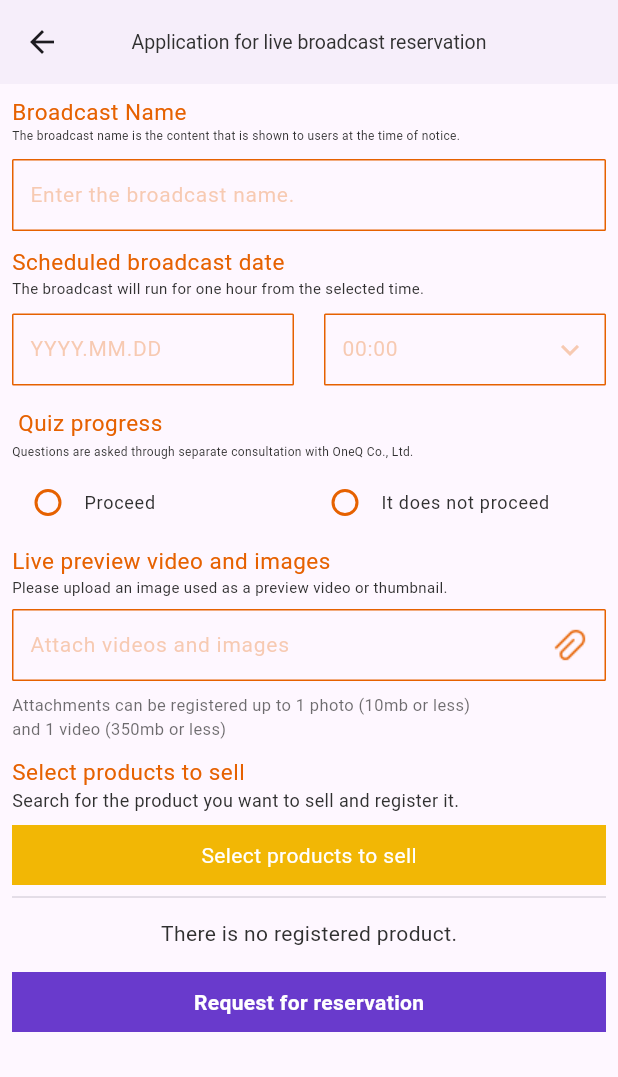
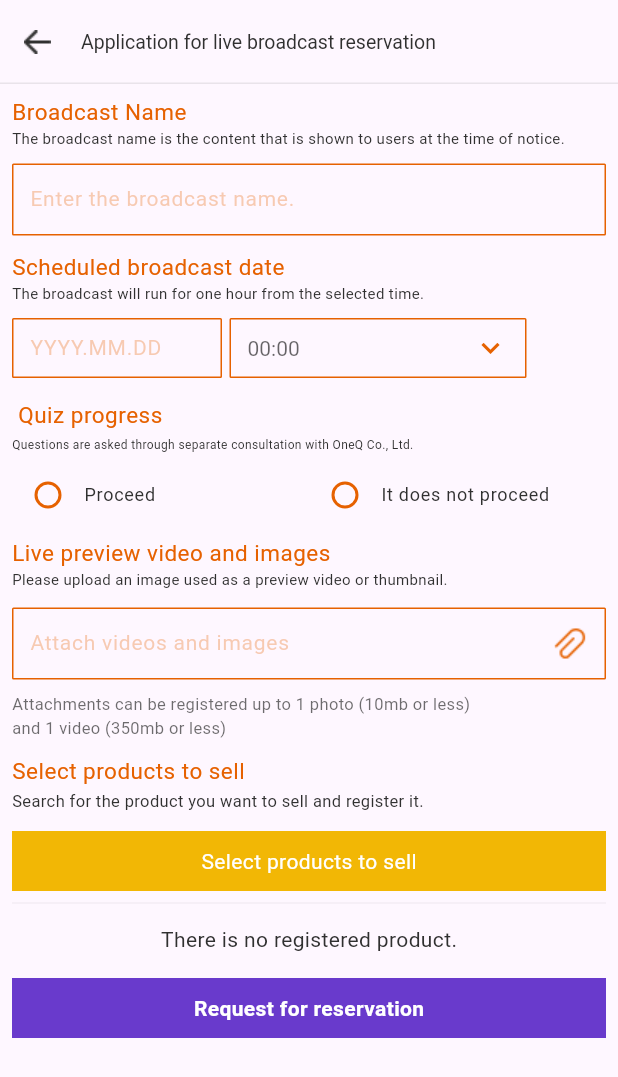
Before and after one commit to stellarboymihir/route_in_live, a Flutter app: the LiveReservation screen opened by its route, on a phone screen of 412 x 824 dp. Shown: the top 1077 px of the screen. Run offline on Flutter 3.47's test engine with Material 3 defaults, Android fonts, the phone set to English and light mode, and no system bars; our stand-ins replace image_picker; Roboto replaces fonts that are missing (NotoSansKR-Medium, NotoSansKR-Regular).

Commit message:
Live Reservation dialog

```diff
--- a/lib/dashboard/home/regsiterbroadcast/LiveReservation.dart
+++ b/lib/dashboard/home/regsiterbroadcast/LiveReservation.dart
@@ -15,7 +15,15 @@ class _LiveReservationState extends State<LiveReservation> {
   TextEditingController broadcastNameController = TextEditingController();
   TextEditingController broadcastDateController = TextEditingController();
   TextEditingController broadcastTimeController = TextEditingController();
-  TextEditingController AttachController = TextEditingController();
+  TextEditingController attachController = TextEditingController();
+
+  final List<String> _list = [
+    '18:00 You can make a',
+    '18:00 You can’t make',
+    '18:00 You can makes a'
+  ];
+
+  String? _downVal;
 
   int _char = 0;
 
@@ -23,14 +31,32 @@ class _LiveReservationState extends State<LiveReservation> {
   Widget build(BuildContext context) {
     return Scaffold(
       appBar: AppBar(
-        title: Text(
+        title: Row(
+          children: [
+            Image.asset('assets/icons/back.png'),
+            const SizedBox(
+              width: 20,
+            ),
+            Text(
               'Application for live broadcast reservation',
               style: MyStyle.tx14W.copyWith(
                 color: MyColor.black,
+                fontFamily: 'NotoSansKR-Regular',
                 fontSize: 13,
               ),
             ),
-        elevation: 1,
+          ],
+        ),
+
+        automaticallyImplyLeading: false,
+
+        // titleSpacing: 6,
+        shape: UnderlineInputBorder(
+          borderSide: BorderSide(
+            color: MyColor.black.withOpacity(0.1),
+          ),
+        ),
+        // elevation: 0,
         centerTitle: true,
       ),
       body: Form(
@@ -52,7 +78,7 @@ class _LiveReservationState extends State<LiveReservation> {
                   'The broadcast name is the content that is shown'
                   ' to users at the time of notice.',
                   style: MyStyle.tx10.copyWith(
-                    fontSize: 8,
+                    fontSize: 10,
                     fontFamily: 'NotoSansKR-Regular',
                     decoration: TextDecoration.none,
                   ),
@@ -118,7 +144,9 @@ class _LiveReservationState extends State<LiveReservation> {
                 ),
                 Row(
                   children: [
-                    Expanded(
+                    SizedBox(
+                      height: 40,
+                      width: 140,
                       child: TextFormField(
                         validator: (value) {
                           if (value == null || value.isEmpty) {
@@ -157,16 +185,12 @@ class _LiveReservationState extends State<LiveReservation> {
                       ),
                     ),
                     const SizedBox(
-                      width: 20,
+                      width: 5,
                     ),
-                    Expanded(
-                      child: TextFormField(
-                        validator: (value) {
-                          if (value == null || value.isEmpty) {
-                            return 'Please enter some text';
-                          }
-                          return null;
-                        },
+                    SizedBox(
+                      height: 40,
+                      width: 198,
+                      child: DropdownButtonFormField<String>(
                         style: MyStyle.tx14O,
                         decoration: InputDecoration(
                           enabledBorder: OutlineInputBorder(
@@ -185,20 +209,35 @@ class _LiveReservationState extends State<LiveReservation> {
                           border: const OutlineInputBorder(
                             borderSide: BorderSide(
                               color: MyColor.orange,
-                          )),
+                            ),
+                          ),
                           hintText: '00:00',
-                          suffixIcon: Icon(
-                            Icons.keyboard_arrow_down_outlined,
-                            color: MyColor.orangeO,
-                          ),
                           hintStyle:
                               MyStyle.tx14O.copyWith(color: MyColor.orangeO),
                         ),
-                        controller: broadcastTimeController,
-                        keyboardType: TextInputType.datetime,
-                        onChanged: (value) {
-                          setState(() {});
+                        value: _downVal,
+                        elevation: 0,
+                        // style: const TextStyle(color: MyColor.orange),
+                        icon: const Icon(
+                          Icons.keyboard_arrow_down_outlined,
+                          color: MyColor.orange,
+                        ),
+                        onChanged: (String? value) {
+                          print(value);
+                          setState(() {
+                            _downVal = null;
+                            _downVal = value!;
+                          });
                         },
+                        items: _list.map<DropdownMenuItem<String>>((list) {
+                          print(list);
+                          return DropdownMenuItem<String>(
+                              value: list,
+                              child: Text(
+                                list,
+                                style: const TextStyle(color: MyColor.orange),
+                              ));
+                        }).toList(),
                       ),
                     ),
                   ],
@@ -297,7 +336,7 @@ class _LiveReservationState extends State<LiveReservation> {
                   ),
                 ),
                 const SizedBox(
-                  height: 8,
+                  height: 12,
                 ),
                 TextFormField(
                   validator: (value) {
@@ -326,10 +365,26 @@ class _LiveReservationState extends State<LiveReservation> {
                       color: MyColor.orange,
                     )),
                     hintText: 'Attach videos and images',
-                    suffixIcon: Image.asset('assets/icons/Attach.png'),
+                    suffixIcon: InkWell(
+                      onTap: () {
+                        showDialog(
+                            context: context,
+                            builder: (BuildContext context) {
+                              return liveBroadcastDialog();
+                            });
+                      },
+                      child: Padding(
+                        padding: const EdgeInsets.all(12.0),
+                        child: Image.asset(
+                          'assets/icons/Attach.png',
+                          height: 15,
+                          width: 15,
+                        ),
+                      ),
+                    ),
                     hintStyle: MyStyle.tx14O.copyWith(color: MyColor.orangeO),
                   ),
-                  controller: AttachController,
+                  controller: attachController,
                   keyboardType: TextInputType.text,
                   onChanged: (value) {
                     setState(() {});
@@ -356,12 +411,15 @@ class _LiveReservationState extends State<LiveReservation> {
                   style: MyStyle.tx16O
                       .copyWith(fontFamily: 'NotoSansKR-Regular', fontSize: 15),
                 ),
-                const Text(
+                const SizedBox(
+                  height: 2,
+                ),
+                Text(
                   'Search for the product you want to sell and register it.',
-                  style: MyStyle.tx12B,
+                  style: MyStyle.tx12B.copyWith(fontSize: 11),
                 ),
                 const SizedBox(
-                  height: 8,
+                  height: 12,
                 ),
 
                 // *** Buttons ***
@@ -370,15 +428,18 @@ class _LiveReservationState extends State<LiveReservation> {
                   decoration: const BoxDecoration(
                     color: MyColor.dorange,
                   ),
-                  child: const Center(
+                  child: Center(
                     child: Text(
                       'Select products to sell',
-                      style: MyStyle.tx14W,
+                      style: MyStyle.tx14W.copyWith(
+                        fontFamily: 'NotoSansKR-Regular',
                       ),
                     ),
                   ),
-                const Divider(
-                  thickness: 0,
+                ),
+                Divider(
+                  thickness: 0.5,
+                  color: MyColor.black.withOpacity(0.1),
                 ),
                 const SizedBox(
                   height: 6,
@@ -419,4 +480,137 @@ class _LiveReservationState extends State<LiveReservation> {
       ),
     );
   }
+
+  Widget liveBroadcastDialog() {
+    return AlertDialog(
+      content: Column(
+        mainAxisSize: MainAxisSize.min,
+        children: [
+          // *** Uploading an Image ***
+          Row(
+            children: [
+              Image.asset(
+                'assets/icons/Shape.png',
+                height: 18,
+                width: 18,
+              ),
+              const SizedBox(
+                width: 5,
+              ),
+              Text(
+                'Uploading an image',
+                style: MyStyle.tx16B.copyWith(
+                    color: MyColor.black, fontFamily: 'NotoSansKR-Medium'),
+              ),
+            ],
+          ),
+          const SizedBox(
+            height: 10,
+          ),
+          Text(
+            ' The image is an image used as a thumbnail,'
+            ' and only files up to 10MB or less can be uploaded.',
+            style: MyStyle.tx12B.copyWith(
+              color: MyColor.black.withOpacity(0.7),
+            ),
+          ),
+          const SizedBox(
+            height: 10,
+          ),
+          Container(
+            height: 40,
+            width: 330,
+            decoration: BoxDecoration(
+              borderRadius: BorderRadius.circular(1),
+              border: Border.all(
+                color: MyColor.orange,
+                width: 1,
+              ),
+            ),
+            child: const Center(
+              child: Text(
+                'Uploading an image',
+                style: MyStyle.tx14O,
+              ),
+            ),
+          ),
+          const SizedBox(
+            height: 10,
+          ),
+
+          // *** Uploading an Video ***
+          Row(
+            children: [
+              Image.asset(
+                'assets/icons/Video.png',
+                height: 18,
+                width: 18,
+              ),
+              const SizedBox(
+                width: 5,
+              ),
+              Text(
+                'Upload a preview video',
+                style: MyStyle.tx16B.copyWith(
+                    color: MyColor.black, fontFamily: 'NotoSansKR-Medium'),
+              ),
+            ],
+          ),
+          const SizedBox(
+            height: 10,
+          ),
+          Text(
+            'The preview video is a video that viewers can watch '
+            'before watching the broadcast, and only files up to '
+            '350MB or less can be uploaded.',
+            style: MyStyle.tx12B.copyWith(
+              fontSize: 11,
+              color: MyColor.black.withOpacity(0.7),
+            ),
+          ),
+          const SizedBox(
+            height: 10,
+          ),
+          Container(
+            height: 40,
+            width: 330,
+            decoration: BoxDecoration(
+              borderRadius: BorderRadius.circular(1),
+              border: Border.all(
+                color: MyColor.orange,
+                width: 1,
+              ),
+            ),
+            child: const Center(
+              child: Text(
+                'Upload the preview video',
+                style: MyStyle.tx14O,
+              ),
+            ),
+          ),
+          const SizedBox(
+            height: 20,
+          ),
+
+          //   *** Text ***
+          Center(
+            child: Text(
+              'Images and preview videos are optional. \n'
+              'Up to one image and one preview can be uploaded.',
+              textAlign: TextAlign.center,
+              style: MyStyle.tx12O.copyWith(
+                fontWeight: FontWeight.w400,
+                fontSize: 11,
+              ),
+            ),
+          ),
+          RichText(
+            text: const TextSpan(
+                text: 'Images and preview videos are optional. \n'
+                    'Up to one image and one preview can be uploaded.'),
+          ),
+        ],
+      ),
+    );
   }
+}
```
Also changed, not shown: assets/icons/Shape.png (added), assets/icons/Video.png (added), assets/icons/back.png (added). Lines whose indentation alone changed are shown as unchanged.
